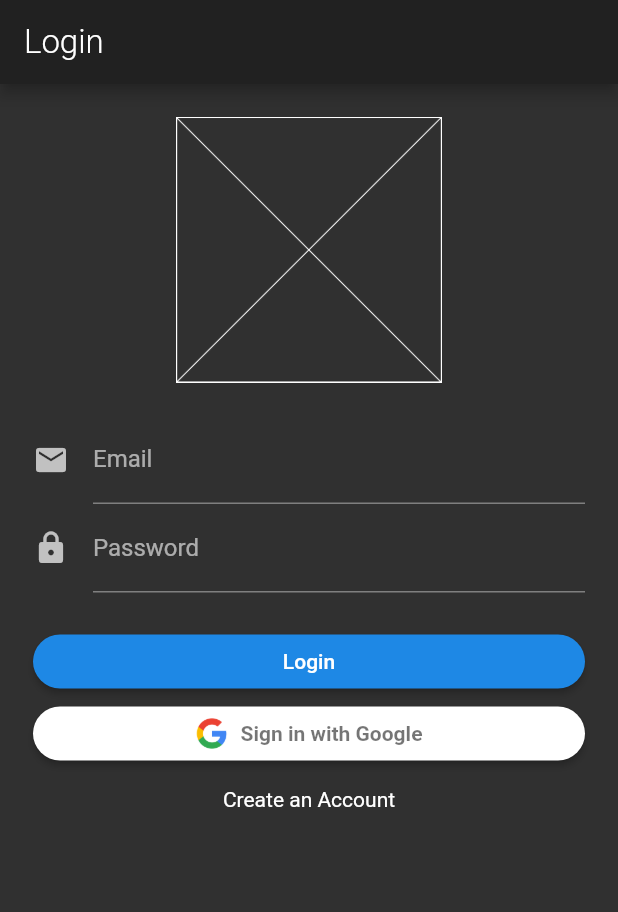
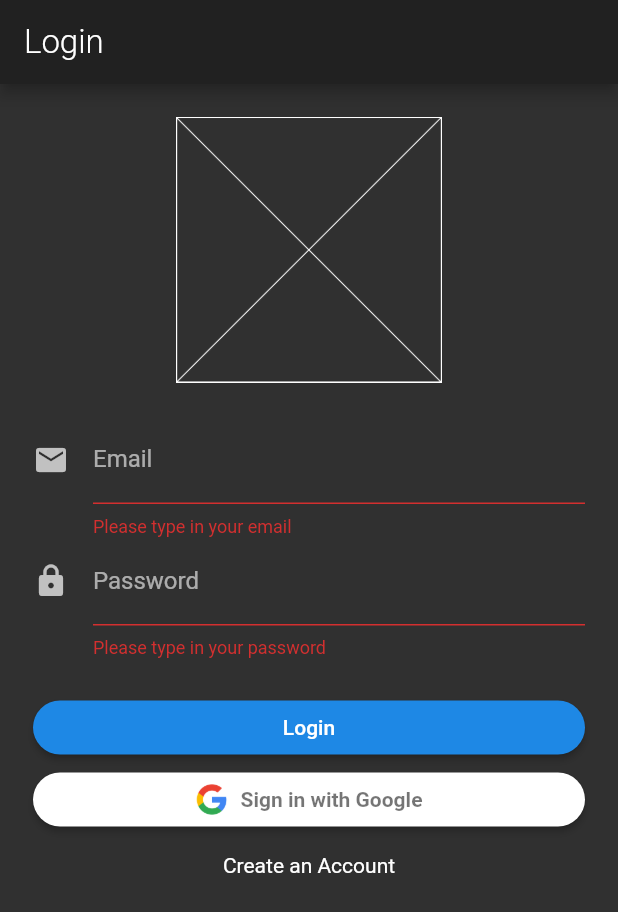
Before and after one commit to Emil1483/find_devs, a Flutter app: the screen it shows after launch, after a tap on "Login", on a phone screen of 412 x 824 dp. Shown: the top 912 px of the screen. Run offline on Flutter 3.47's test engine with Material 2 defaults, Android fonts, the phone set to English and light mode, and no system bars.

Commit message:
add validator

```diff
--- a/lib/routes/auth_route.dart
+++ b/lib/routes/auth_route.dart
@@ -2,6 +2,8 @@ import 'package:flutter/material.dart';
 
 class AuthRoute extends StatelessWidget {
   static const routeName = "/auth";
+
+  final GlobalKey<FormState> _formKey = GlobalKey<FormState>();
 
   Widget _buildLogo() {
     return Container(
@@ -17,25 +19,32 @@ class AuthRoute extends StatelessWidget {
   List<Widget> _buildFormFields() {
     return <Widget>[
       TextFormField(
+        keyboardType: TextInputType.emailAddress,
         decoration: InputDecoration(
           labelText: "Email",
           icon: Icon(Icons.mail),
         ),
         validator: (String input) {
-          if (input.isEmpty) return "Please type email";
+          if (input.isEmpty) return "Please type in your email";
+          if (!RegExp(
+            r"[a-z0-9!#$%&'*+/=?^_`{|}~-]+(?:\.[a-z0-9!#$%&'*+/=?^_`{|}~-]+)*@(?:[a-z0-9](?:[a-z0-9-]*[a-z0-9])?\.)+[a-z0-9](?:[a-z0-9-]*[a-z0-9])?",
+          ).hasMatch(input)) return "Email must be valid";
+
           return null;
         },
       ),
       TextFormField(
+        obscureText: true,
         decoration: InputDecoration(
           labelText: "Password",
           icon: Icon(Icons.lock),
         ),
         validator: (String input) {
-          if (input.isEmpty) return "Please type email";
+          if (input.isEmpty) return "Please type in your password";
+          if (input.length < 6) return "Password must be 6 characters or more";
+
           return null;
         },
-        obscureText: true,
       ),
     ];
   }
@@ -46,7 +55,10 @@ class AuthRoute extends StatelessWidget {
         borderRadius: BorderRadius.circular(30.0),
       ),
       child: Text("Login"),
-      onPressed: () {},
+      onPressed: () {
+        final FormState formState = _formKey.currentState;
+        if (!formState.validate()) return;
+      },
     );
   }
 
@@ -106,6 +118,7 @@ class AuthRoute extends StatelessWidget {
         ),
       ),
       body: Form(
+        key: _formKey,
         child: SingleChildScrollView(
           child: Padding(
             padding: EdgeInsets.symmetric(horizontal: 22.0),
```
